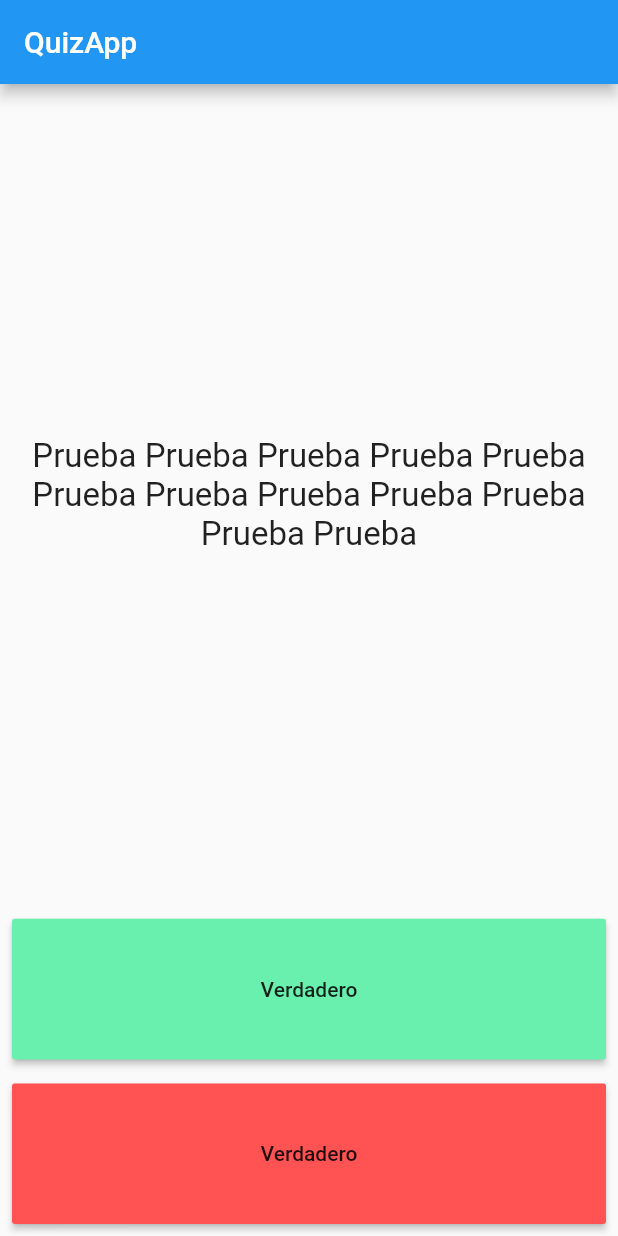
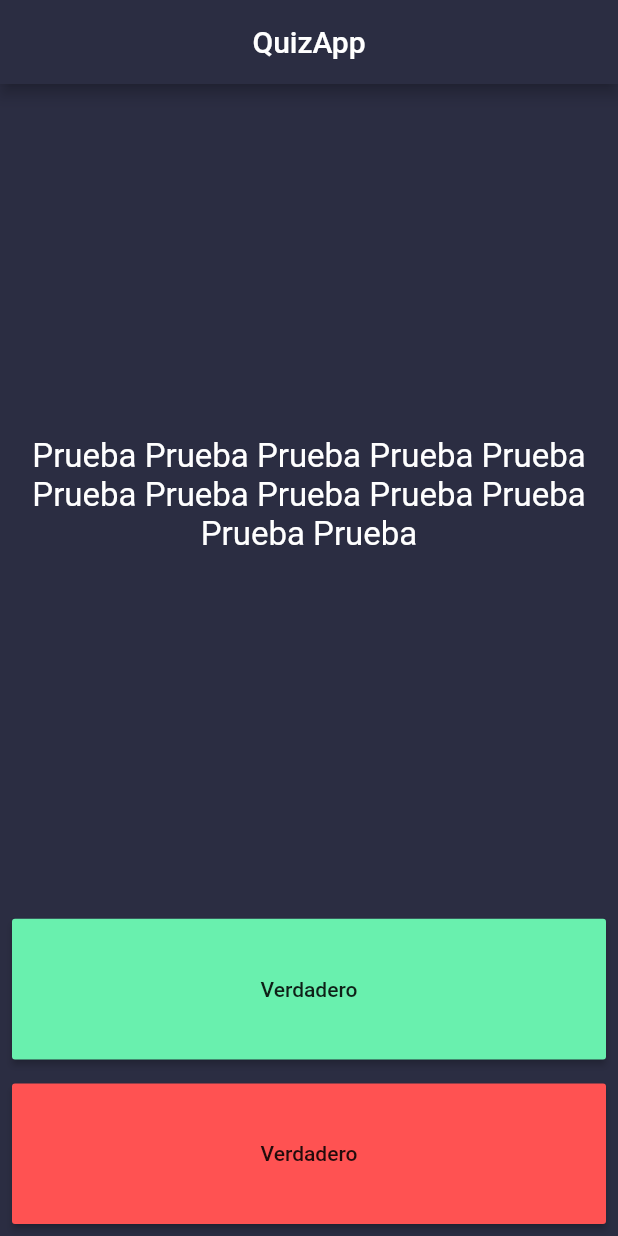
Before and after one commit to stark-ace-1891/tf05p_0015_codigo_quizApp, a Flutter app: the screen it shows after launch, on a phone screen of 412 x 824 dp. Run offline on Flutter 3.47's test engine with Material 2 defaults, Android fonts, the phone set to English and light mode, and no system bars.

Commit message:
Definiendo colores

```diff
--- a/lib/main.dart
+++ b/lib/main.dart
@@ -15,8 +15,11 @@ class QuizPage extends StatelessWidget {
   @override
   Widget build(BuildContext context) {
     return Scaffold(
+      backgroundColor: Color(0xff2b2d42),
       appBar: AppBar(
+        backgroundColor: Color(0xff2b2d42),
         title: Text("QuizApp"),
+        centerTitle: true,
       ),
       body: Column(
         crossAxisAlignment: CrossAxisAlignment.stretch,
@@ -30,6 +33,7 @@ class QuizPage extends StatelessWidget {
                   "Prueba Prueba Prueba Prueba Prueba Prueba Prueba Prueba Prueba Prueba Prueba Prueba",
                   textAlign: TextAlign.center,
                   style: TextStyle(
+                    color: Colors.white,
                     fontSize: 22,
                   ),
                 ),
```
